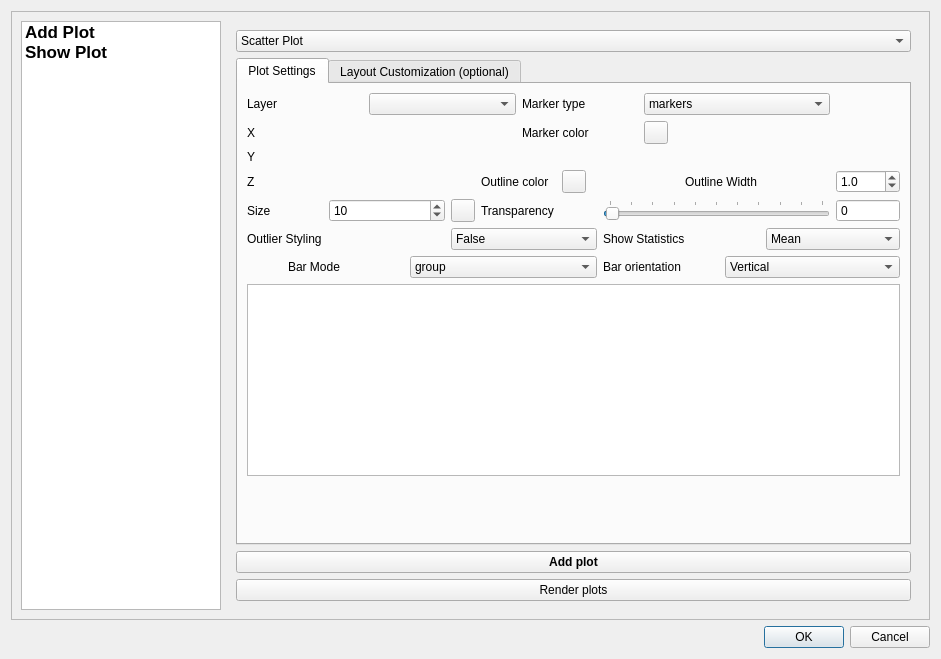
Old version of the form ui/plotDialog.ui in the repository lucacasagrande/DataPlot.
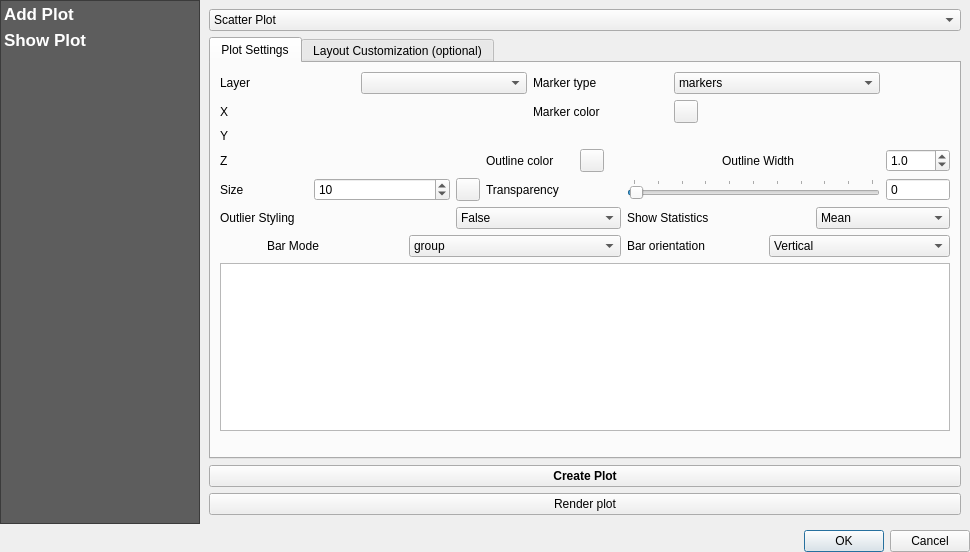
New version of the form. Custom widgets are drawn as their Qt base class.

Commit message: Fix wrong previous merge

Diff of the .ui file:
```diff
--- a/ui/plotDialog.ui
+++ b/ui/plotDialog.ui
@@ -6,16 +6,22 @@
    <rect>
     <x>0</x>
     <y>0</y>
-    <width>941</width>
-    <height>659</height>
+    <width>970</width>
+    <height>552</height>
    </rect>
   </property>
   <property name="windowTitle">
-   <string>Dialog</string>
+   <string>DataPlot</string>
   </property>
   <layout class="QVBoxLayout" name="verticalLayout">
+   <property name="margin">
+    <number>0</number>
+   </property>
    <item>
     <widget class="QScrollArea" name="scrollArea">
+     <property name="frameShape">
+      <enum>QFrame::NoFrame</enum>
+     </property>
      <property name="widgetResizable">
       <bool>true</bool>
      </property>
@@ -24,11 +30,17 @@
        <rect>
         <x>0</x>
         <y>0</y>
-        <width>921</width>
-        <height>606</height>
+        <width>970</width>
+        <height>519</height>
        </rect>
       </property>
       <layout class="QHBoxLayout" name="horizontalLayout">
+       <property name="spacing">
+        <number>0</number>
+       </property>
+       <property name="margin">
+        <number>0</number>
+       </property>
        <item>
         <widget class="QListWidget" name="listWidget">
          <property name="maximumSize">
@@ -37,6 +49,21 @@
            <height>16777215</height>
           </size>
          </property>
+         <property name="styleSheet">
+          <string notr="true">QListWidget{
+	background-color: rgb(69, 69, 69, 220);
+	outline: 0;
+}
+QListWidget::item {
+	color: white;
+	padding: 3px;
+}
+QListWidget::item::selected {
+	color: black;
+	background-color:palette(Window);
+    padding-right: 0px;
+}</string>
+         </property>
          <item>
           <property name="text">
            <string>Add Plot</string>
@@ -680,14 +707,14 @@
               </font>
              </property>
              <property name="text">
-              <string>Add plot</string>
+              <string>Create Plot</string>
              </property>
             </widget>
            </item>
            <item>
             <widget class="QPushButton" name="renderPlotButton">
              <property name="text">
-              <string>Render plots</string>
+              <string>Render plot</string>
              </property>
             </widget>
            </item>
```
